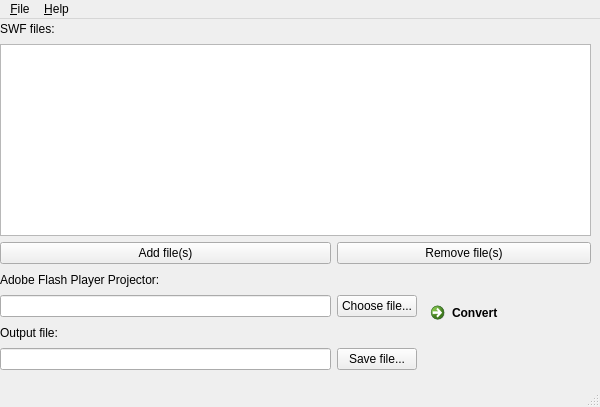
The window that forms/form.ui (MangaD/swf-to-exe) describes before a commit, drawn with Qt 5.
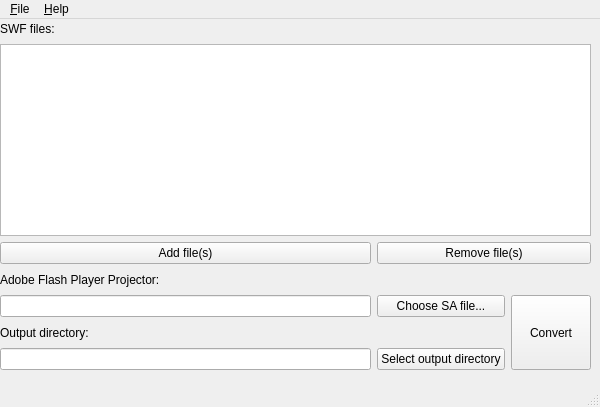
The same window after the commit. Icons and pictures are not drawn.

Commit message: Convert SWF files to EXE.

Diff of the .ui file:
```diff
--- a/forms/form.ui
+++ b/forms/form.ui
@@ -44,14 +44,14 @@
     </property>
     <layout class="QGridLayout" name="gridLayout">
      <item row="7" column="0">
-      <widget class="QLabel" name="label_3">
+      <widget class="QLabel" name="OutLbl">
        <property name="text">
-        <string>Output file:</string>
+        <string>Output directory:</string>
        </property>
       </widget>
      </item>
      <item row="0" column="0">
-      <widget class="QLabel" name="label_2">
+      <widget class="QLabel" name="SWFLbl">
        <property name="text">
         <string>SWF files:</string>
        </property>
@@ -64,8 +64,11 @@
        </property>
       </widget>
      </item>
+     <item row="8" column="0">
+      <widget class="QLineEdit" name="outFileLineEdit"/>
+     </item>
      <item row="5" column="0" colspan="3">
-      <widget class="QLabel" name="label">
+      <widget class="QLabel" name="FPLbl">
        <property name="text">
         <string>Adobe Flash Player Projector:</string>
        </property>
@@ -77,7 +80,14 @@
      <item row="6" column="1">
       <widget class="QPushButton" name="saFileBtn">
        <property name="text">
-        <string>Choose file...</string>
+        <string>Choose SA file...</string>
+       </property>
+      </widget>
+     </item>
+     <item row="8" column="1">
+      <widget class="QPushButton" name="chooseDirBtn">
+       <property name="text">
+        <string>Select output directory</string>
        </property>
       </widget>
      </item>
@@ -98,18 +108,14 @@
        </property>
       </widget>
      </item>
-     <item row="8" column="0">
-      <widget class="QLineEdit" name="outFileLineEdit"/>
-     </item>
-     <item row="8" column="1">
-      <widget class="QPushButton" name="saveFileBtn">
-       <property name="text">
-        <string>Save file...</string>
-       </property>
-      </widget>
-     </item>
      <item row="6" column="2" rowspan="3">
-      <widget class="QCommandLinkButton" name="commandLinkButton">
+      <widget class="QPushButton" name="convertBtn">
+       <property name="sizePolicy">
+        <sizepolicy hsizetype="Minimum" vsizetype="Expanding">
+         <horstretch>0</horstretch>
+         <verstretch>0</verstretch>
+        </sizepolicy>
+       </property>
        <property name="text">
         <string>Convert</string>
        </property>
```
The commit also changes 1 other file.
